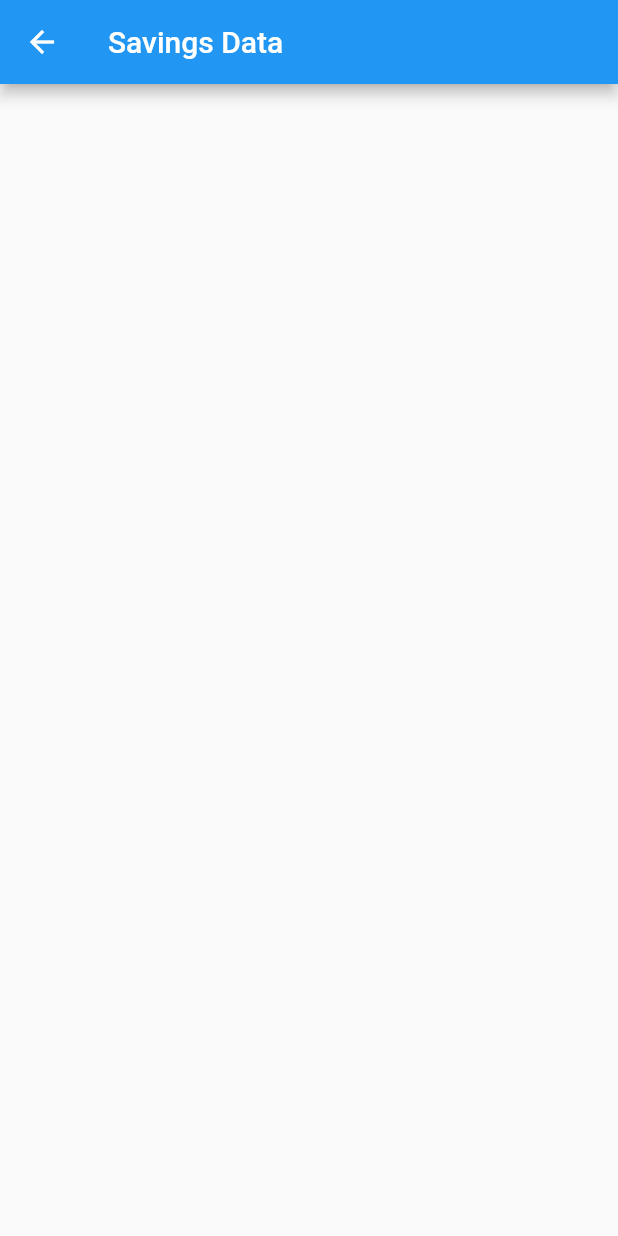
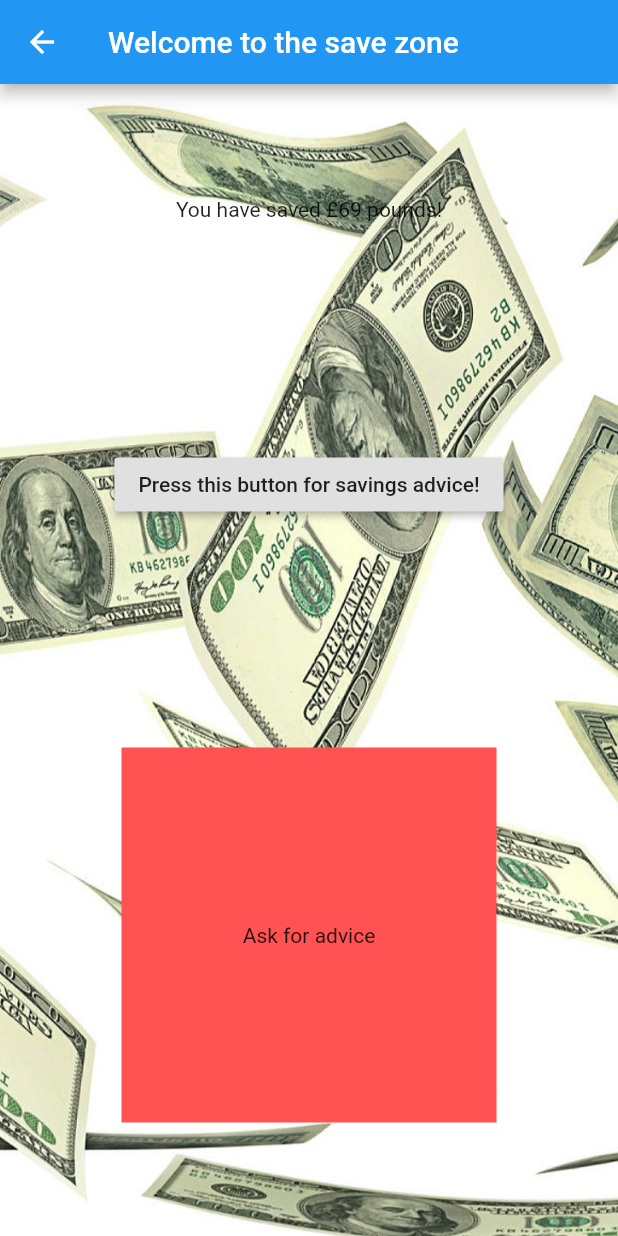
Before and after one commit to cycloss/Food-Dudes-Finance, a Flutter app: the ThirdScreen screen opened directly, on a phone screen of 412 x 824 dp. Run offline on Flutter 3.47's test engine with Material 2 defaults, Android fonts, the light colour scheme and no system bars.

Commit message:
Stonks screen half built, commited to pull Ted's new buttons.

```diff
--- a/lib/secondScreen.dart
+++ b/lib/secondScreen.dart
@@ -1,6 +1,6 @@
 import 'dart:math';
 
-import 'thirdScreen.dart';
+import 'ThirdScreen.dart';
 
 import 'package:flutter/material.dart';
 import 'package:food_dudes_finance/ThirdScreen.dart';
--- a/lib/thirdScreen.dart
+++ b/lib/thirdScreen.dart
@@ -1,3 +1,5 @@
+import 'dart:math';
+
 import 'package:flutter/material.dart';
 
 class ThirdScreen extends StatefulWidget {
@@ -6,25 +8,58 @@ class ThirdScreen extends StatefulWidget {
 }
 
 class _ThirdScreenState extends State<ThirdScreen> {
+  int savings = 69;
   @override
+
+  List<String> advice = [
+    "Try harder",
+    "Stop buying food",
+    "You have too many mechanical keyboards",
+    "Just get a job",
+    "Pull up your bootstraps",
+    "Stop buying avocado toast"
+  ];
+
+  String savingsAdvice = "Ask for advice";
+
+  void getSavingsAdvice() {
+    setState(() {
+      savingsAdvice = advice[Random().nextInt(advice.length)];
+    });
+  }
+
+
   Widget build(BuildContext context) {
-    print("Hello World");
     return Scaffold(
       appBar: AppBar(
-        title: Text('Savings Data'),
+        title: const Text('Welcome to the save zone'),
       ),
-      body: Center(
-        child: Container(
-          child: Column(
-              mainAxisAlignment: MainAxisAlignment.spaceAround, children: [
-                //Image.asset(
-                  //'images/Stonks.jpg',
-                  //fit:
-                //)
-
-          ]),
+      body: Container(
+        decoration: BoxDecoration(
+          image: DecorationImage(
+            image: AssetImage('images/money.jpg'),
+            fit: BoxFit.cover,
+          )
         ),
+        child: Column(
+        mainAxisAlignment: MainAxisAlignment.spaceAround,
+        children: [
+          Center(
+            child: Text('You have saved £' + savings.toString() + ' pounds!'),
+          ),
+          RaisedButton(
+              child: Text('Press this button for savings advice!'),
+              onPressed: getSavingsAdvice),
+          Container(
+            color: Colors.redAccent,
+            width: 250,
+            height: 250,
+            child: Text(savingsAdvice),
+            alignment: Alignment.center,
+          )
+        ],
       ),
+      )
     );
   }
 }
```
